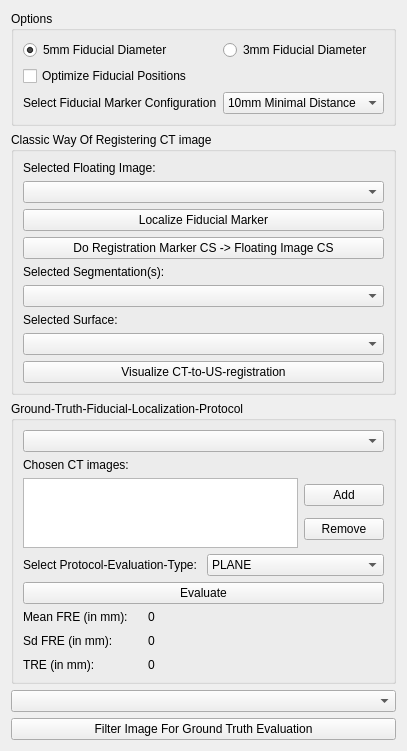
This is Plugins/org.mitk.gui.qt.igt.app.echotrack/src/internal/NavigationStepWidgets/QmitkUSNavigationStepCtUsRegistration.ui in MITK/MITK as Qt 5 draws it before an edit. The edited form follows.
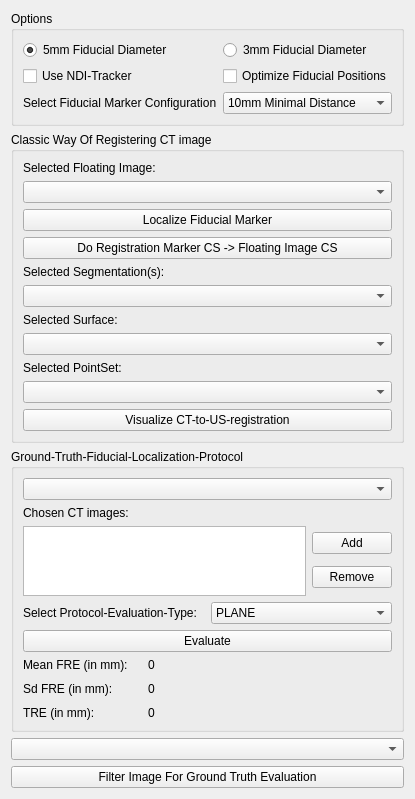
This is the edited form. Custom widgets are drawn as their Qt base class.

The edit to the form file:
```diff
--- a/Plugins/org.mitk.gui.qt.igt.app.echotrack/src/internal/NavigationStepWidgets/QmitkUSNavigationStepCtUsRegistration.ui
+++ b/Plugins/org.mitk.gui.qt.igt.app.echotrack/src/internal/NavigationStepWidgets/QmitkUSNavigationStepCtUsRegistration.ui
@@ -7,7 +7,7 @@
     <x>0</x>
     <y>0</y>
     <width>400</width>
-    <height>677</height>
+    <height>767</height>
    </rect>
   </property>
   <property name="windowTitle">
@@ -40,24 +40,14 @@
         </property>
        </widget>
       </item>
-      <item row="1" column="0">
-       <widget class="QCheckBox" name="optimizeFiducialPositionsCheckBox">
-        <property name="text">
-         <string>Optimize Fiducial Positions</string>
-        </property>
-        <property name="checked">
-         <bool>false</bool>
-        </property>
-       </widget>
-      </item>
-      <item row="2" column="0">
+      <item row="4" column="0">
        <widget class="QLabel" name="selectFiducialMarkerConfigurationLabel">
         <property name="text">
          <string>Select Fiducial Marker Configuration</string>
         </property>
        </widget>
       </item>
-      <item row="2" column="1">
+      <item row="4" column="1">
        <widget class="QComboBox" name="fiducialMarkerConfigurationComboBox">
         <item>
          <property name="text">
@@ -76,6 +66,26 @@
         </item>
        </widget>
       </item>
+      <item row="1" column="0">
+       <widget class="QCheckBox" name="useNdiTrackerCheckBox">
+        <property name="text">
+         <string>Use NDI-Tracker</string>
+        </property>
+        <property name="autoExclusive">
+         <bool>false</bool>
+        </property>
+       </widget>
+      </item>
+      <item row="1" column="1">
+       <widget class="QCheckBox" name="optimizeFiducialPositionsCheckBox">
+        <property name="text">
+         <string>Optimize Fiducial Positions</string>
+        </property>
+        <property name="checked">
+         <bool>false</bool>
+        </property>
+       </widget>
+      </item>
      </layout>
     </widget>
    </item>
@@ -142,6 +152,16 @@
       <item>
        <widget class="QmitkDataStorageComboBox" name="selectedSurfaceComboBox"/>
       </item>
+      <item>
+       <widget class="QLabel" name="pointSetComboBoxLabel">
+        <property name="text">
+         <string>Selected PointSet:</string>
+        </property>
+       </widget>
+      </item>
+      <item>
+       <widget class="QmitkDataStorageComboBox" name="pointSetComboBox"/>
+      </item>
       <item>
        <widget class="QPushButton" name="visualizeCTtoUSregistrationPushButton">
         <property name="text">
```
